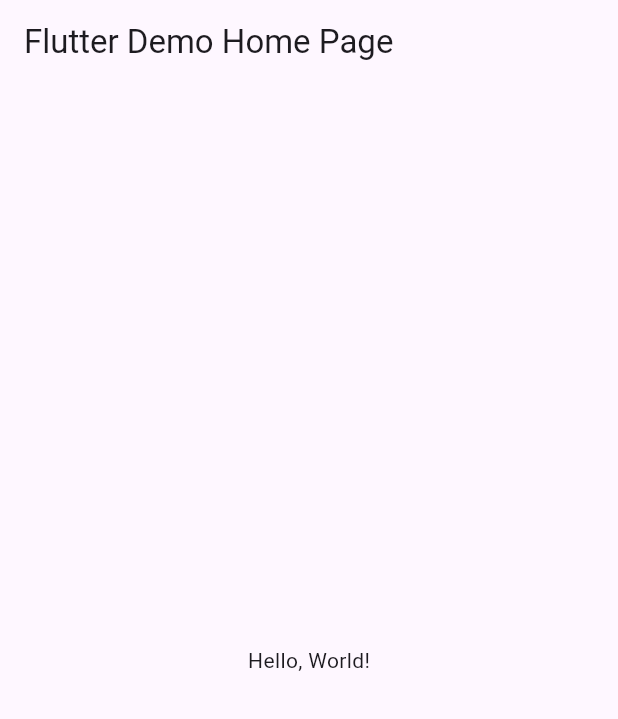
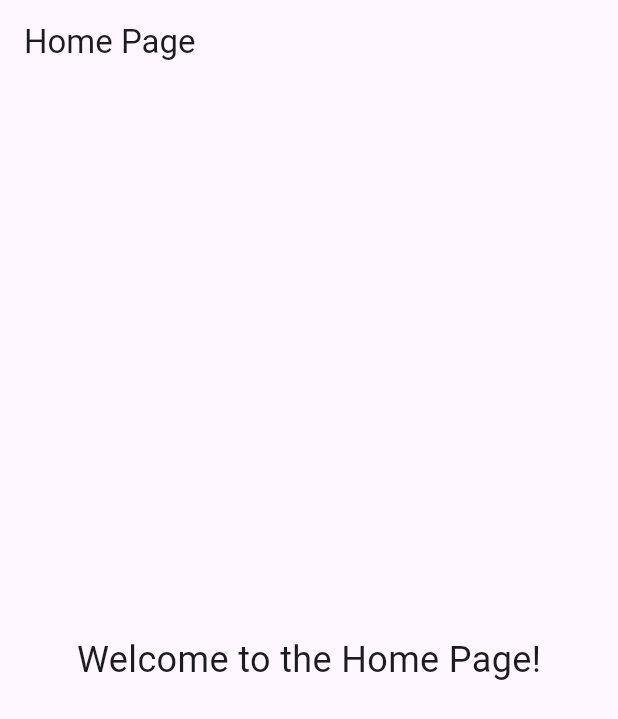
Before and after one commit to carloshgbdev/learning_bloc, a Flutter app: the screen it shows after launch, on a phone screen of 412 x 824 dp. Shown: the top 719 px of the screen. Run offline on Flutter 3.47's test engine with Material 3 defaults, Android fonts, the phone set to English and light mode, and no system bars.

Commit message:
Definido a rota home

```diff
--- a/lib/main.dart
+++ b/lib/main.dart
@@ -1,4 +1,5 @@
 import 'package:flutter/material.dart';
+import 'package:learning_bloc/pages/home/view/home_page.dart';
 
 void main() {
   runApp(const LearningBloc());
@@ -7,19 +8,13 @@ void main() {
 class LearningBloc extends StatelessWidget {
   const LearningBloc({super.key});
 
-  // This widget is the root of your application.
   @override
   Widget build(BuildContext context) {
     return MaterialApp(
       title: 'Learning Bloc',
-      home: Scaffold(
-        appBar: AppBar(
-          title: const Text('Flutter Demo Home Page'),
-        ),
-        body: const Center(
-          child: Text('Hello, World!'),
-        ),
-      ),
+      routes: {
+        '/': (context) => const HomePage(),
+      },
     );
   }
 }
--- /dev/null
+++ b/lib/pages/home/view/home_page.dart
@@ -0,0 +1,20 @@
+import 'package:flutter/material.dart';
+
+class HomePage extends StatelessWidget {
+  const HomePage({super.key});
+
+  @override
+  Widget build(BuildContext context) {
+    return Scaffold(
+      appBar: AppBar(
+        title: const Text('Home Page'),
+      ),
+      body: const Center(
+        child: Text(
+          'Welcome to the Home Page!',
+          style: TextStyle(fontSize: 24),
+        ),
+      ),
+    );
+  }
+}
--- a/pubspec.yaml
+++ b/pubspec.yaml
@@ -30,6 +30,7 @@ environment:
 dependencies:
   flutter:
     sdk: flutter
+  bloc: ^8.1.3
   flutter_bloc: ^8.1.4
 
 
```
Also changed, not shown: pubspec.lock.
